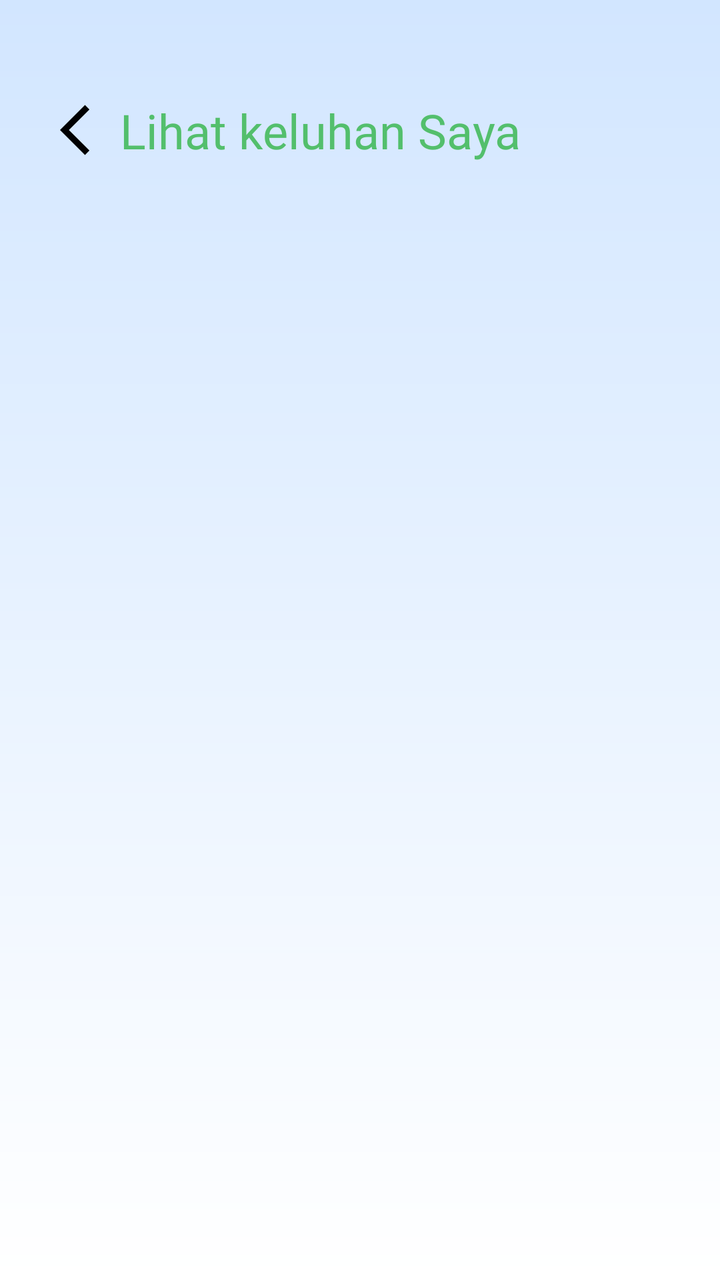
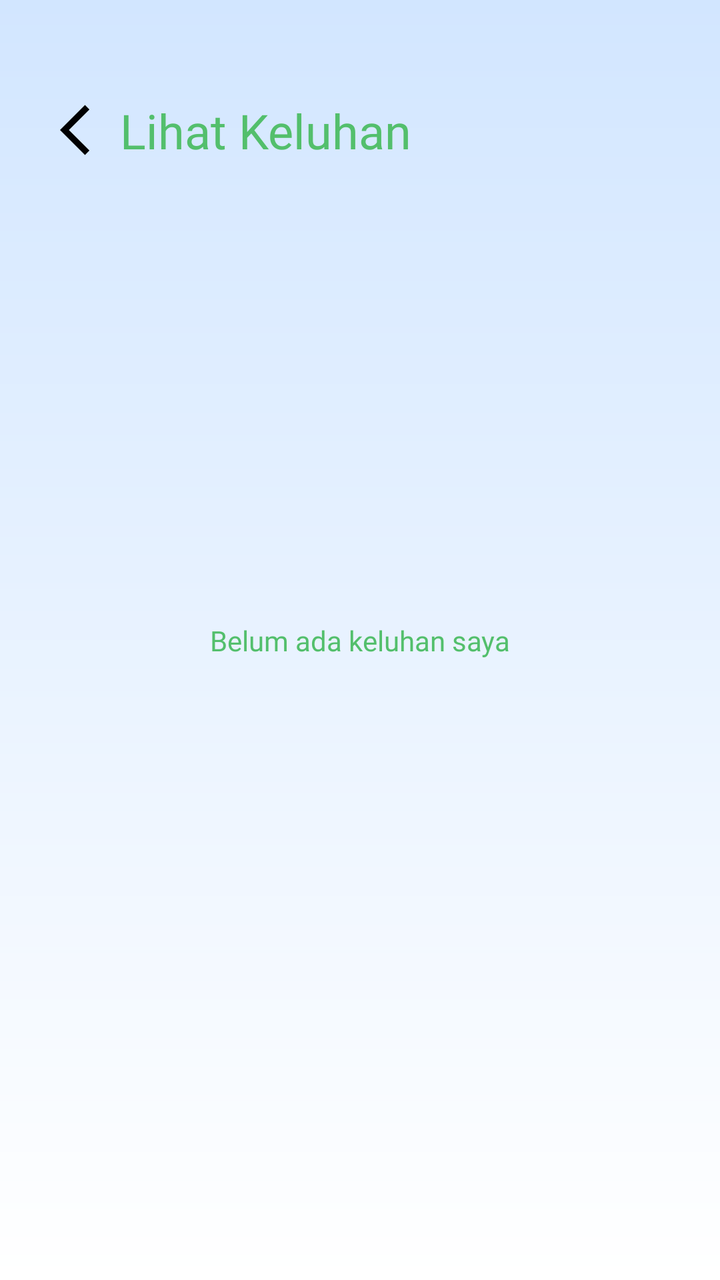

An Android layout rendered at two revisions. The XML below is the earlier revision; the diff shows what the commit changed to produce the second picture.
<!-- AndroidManifest.xml: application theme Theme.PetikCare -->
<!-- res/layout/fragment_get_my_complaint.xml -->
<?xml version="1.0" encoding="utf-8"?>
<ScrollView xmlns:android="http://schemas.android.com/apk/res/android"
    xmlns:tools="http://schemas.android.com/tools"
    android:layout_width="match_parent"
    android:layout_height="match_parent"
    xmlns:app="http://schemas.android.com/apk/res-auto"
    android:background="@drawable/bg_gradient"
    tools:context=".ui.GetMyComplaintFragment">

    <androidx.constraintlayout.widget.ConstraintLayout
        android:layout_width="match_parent"
        android:layout_height="wrap_content">

        <ImageView
            android:id="@+id/iv_arrow_back"
            android:layout_width="30dp"
            android:layout_height="30dp"
            android:src="@drawable/ic_arrow"
            app:layout_constraintTop_toTopOf="parent"
            app:layout_constraintStart_toStartOf="parent"
            android:layout_marginStart="30dp"
            android:layout_marginTop="50dp"/>

        <TextView
            android:id="@+id/tv_lihat_keluhan_saya"
            android:layout_width="wrap_content"
            android:layout_height="wrap_content"
            android:text="@string/lihat_keluhan"
            app:layout_constraintTop_toTopOf="@id/iv_arrow_back"
            app:layout_constraintStart_toStartOf="@id/iv_arrow_back"
            android:layout_marginStart="30dp"
            app:layout_constraintBottom_toBottomOf="@id/iv_arrow_back"
            android:fontFamily="@font/poppins_semibold"
            android:textSize="24sp"
            android:textColor="#53BF6C"/>

        <androidx.recyclerview.widget.RecyclerView
            android:id="@+id/rv_keluhan_saya"
            android:layout_width="match_parent"
            android:layout_height="wrap_content"
            app:layout_constraintTop_toBottomOf="@id/iv_arrow_back"
            android:layout_margin="10dp"
            tools:listitem="@layout/menu_keluhan"/>
    </androidx.constraintlayout.widget.ConstraintLayout>
</ScrollView>
<!-- res/layout/menu_keluhan.xml (included above) -->
<?xml version="1.0" encoding="utf-8"?>
<com.google.android.material.card.MaterialCardView xmlns:android="http://schemas.android.com/apk/res/android"
    xmlns:tools="http://schemas.android.com/tools"
    android:layout_width="match_parent"
    android:layout_height="wrap_content"
    xmlns:app="http://schemas.android.com/apk/res-auto"
    android:layout_margin="8dp"
    app:cardCornerRadius="16dp"
    android:backgroundTint="@color/white"
    app:cardElevation="4dp">

    <LinearLayout
        android:layout_width="match_parent"
        android:layout_height="wrap_content"
        android:orientation="vertical">

        <TextView
            android:id="@+id/tv_nama"
            android:layout_width="wrap_content"
            android:layout_height="wrap_content"
            android:text="@string/nama_santri"
            android:fontFamily="@font/poppins_medium"
            android:layout_marginStart="20dp"
            android:layout_marginTop="10dp"
            android:textSize="15sp" />

        <TextView
            android:id="@+id/tv_keluhan"
            android:layout_width="wrap_content"
            android:layout_height="wrap_content"
            android:text="@string/keluhan"
            android:layout_marginStart="20dp"
            android:fontFamily="@font/poppins_medium"
            android:layout_marginTop="5dp"
            android:textSize="15sp"/>

        <TextView
            android:id="@+id/tv_deskripsi"
            android:layout_width="wrap_content"
            android:layout_height="wrap_content"
            android:text="@string/description"
            android:layout_marginStart="20dp"
            android:layout_marginTop="5dp"
            android:fontFamily="@font/poppins_medium"
            android:textSize="15sp"/>

        <LinearLayout
            android:layout_width="match_parent"
            android:layout_height="wrap_content"
            android:orientation="horizontal">

            <TextView
                android:id="@+id/tv_date"
                android:layout_width="0dp"
                android:layout_height="wrap_content"
                android:text="@string/date"
                android:layout_weight="1"
                android:layout_marginStart="20dp"
                android:layout_marginTop="10dp"
                android:fontFamily="@font/poppins_medium"
                android:textSize="15sp"/>

        </LinearLayout>

        <LinearLayout
            android:layout_width="match_parent"
            android:layout_height="wrap_content"
            android:orientation="horizontal"
            android:layout_marginTop="8dp"
            android:layout_marginBottom="20dp"
            android:layout_marginEnd="20dp"
            android:gravity="center_vertical">

            <TextView
                android:id="@+id/tv_status"
                android:layout_width="0dp"
                android:layout_height="wrap_content"
                android:layout_weight="1"
                android:text="@string/status"
                android:layout_marginStart="20dp"
                android:textSize="14sp"
                android:fontFamily="@font/poppins_medium"/>

            <com.google.android.material.button.MaterialButton
                android:id="@+id/btn_detail"
                android:layout_width="wrap_content"
                android:layout_height="wrap_content"
                android:text="@string/detail"
                android:visibility="gone"
                android:textSize="12sp"
                android:fontFamily="@font/poppins_semibold"
                app:cornerRadius="12dp"
                app:backgroundTint="#FFA0BC"/>

            <com.google.android.material.button.MaterialButton
                android:id="@+id/btn_delete"
                android:layout_width="wrap_content"
                android:layout_height="wrap_content"
                android:text="@string/hapus_keluhan"
                android:visibility="gone"
                android:textSize="12sp"
                android:fontFamily="@font/poppins_semibold"
                app:cornerRadius="12dp"
                app:backgroundTint="#FFA0BC"/>

        </LinearLayout>

    </LinearLayout>

</com.google.android.material.card.MaterialCardView>
<!-- resources referenced by this layout -->
<resources>
  <color name="white">#FFFFFFFF</color>
  <!-- drawable bg_gradient (drawable) -->
  <?xml version="1.0" encoding="utf-8"?>
  <shape xmlns:android="http://schemas.android.com/apk/res/android">
      <gradient
          android:type="linear"
          android:startColor="#D2E6FF"
          android:endColor="#FFFFFF"
          android:angle="270"/>
  </shape>
  <!-- drawable ic_arrow (drawable) -->
  <vector xmlns:android="http://schemas.android.com/apk/res/android" android:autoMirrored="true" android:height="24dp" android:tint="#000000" android:viewportHeight="960" android:viewportWidth="960" android:width="24dp">
        
      <path android:fillColor="@android:color/white" android:pathData="M400,880L0,480L400,80L471,151L142,480L471,809L400,880Z"/>
      
  </vector>
  <string name="date">🕒 Date</string>
  <string name="description">📝 Deskripsi</string>
  <string name="detail">Detail</string>
  <string name="hapus_keluhan">Hapus keluhan</string>
  <string name="keluhan">📌 Keluhan</string>
  <string name="lihat_keluhan">Lihat keluhan Saya</string>
  <string name="nama_santri">👤 Nama Santri</string>
  <string name="status">Status</string>
  <style name="Theme.PetikCare" parent="Base.Theme.PetikCare" />
  <style name="Base.Theme.PetikCare" parent="Theme.Material3.DayNight.NoActionBar">
          
          
      </style>
</resources>

<!-- the commit's change to res/layout/fragment_get_my_complaint.xml (unified diff, before → after) -->
@@ -5,6 +5,7 @@
     android:layout_height="match_parent"
     xmlns:app="http://schemas.android.com/apk/res-auto"
     android:background="@drawable/bg_gradient"
+    android:fillViewport="true"
     tools:context=".ui.GetMyComplaintFragment">
 
     <androidx.constraintlayout.widget.ConstraintLayout
@@ -20,6 +21,19 @@
             app:layout_constraintStart_toStartOf="parent"
             android:layout_marginStart="30dp"
             android:layout_marginTop="50dp"/>
+
+        <TextView
+            android:id="@+id/tv_belum_ada_keluhan"
+            android:layout_width="wrap_content"
+            android:layout_height="wrap_content"
+            android:text="@string/belum_ada_keluhan"
+            app:layout_constraintEnd_toEndOf="parent"
+            app:layout_constraintStart_toStartOf="parent"
+            app:layout_constraintBottom_toBottomOf="parent"
+            android:fontFamily="@font/poppins_medium"
+            android:textColor="#53BF6C"
+            app:layout_constraintTop_toTopOf="parent" />
+
 
         <TextView
             android:id="@+id/tv_lihat_keluhan_saya"
<!-- resource entries referenced after the edit -->
@@ -16,12 +16,13 @@
       <path android:fillColor="@android:color/white" android:pathData="M400,880L0,480L400,80L471,151L142,480L471,809L400,880Z"/>
       
   </vector>
+  <string name="belum_ada_keluhan">Belum ada keluhan saya</string>
   <string name="date">🕒 Date</string>
   <string name="description">📝 Deskripsi</string>
   <string name="detail">Detail</string>
   <string name="hapus_keluhan">Hapus keluhan</string>
   <string name="keluhan">📌 Keluhan</string>
-  <string name="lihat_keluhan">Lihat keluhan Saya</string>
+  <string name="lihat_keluhan">Lihat Keluhan</string>
   <string name="nama_santri">👤 Nama Santri</string>
   <string name="status">Status</string>
   <style name="Theme.PetikCare" parent="Base.Theme.PetikCare" />
